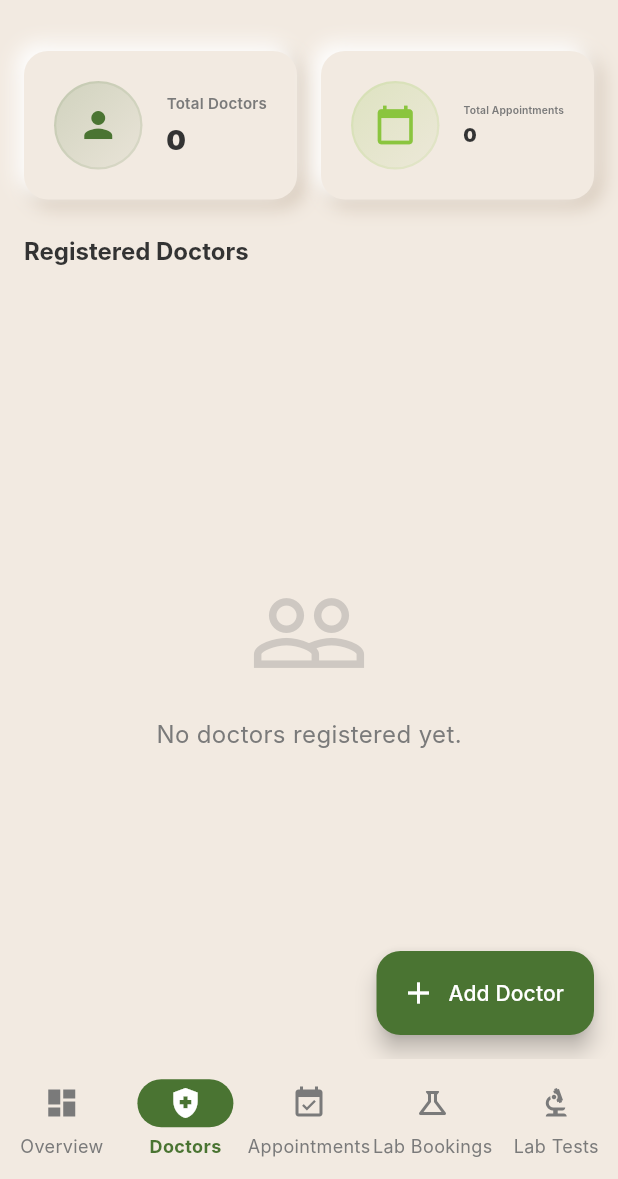
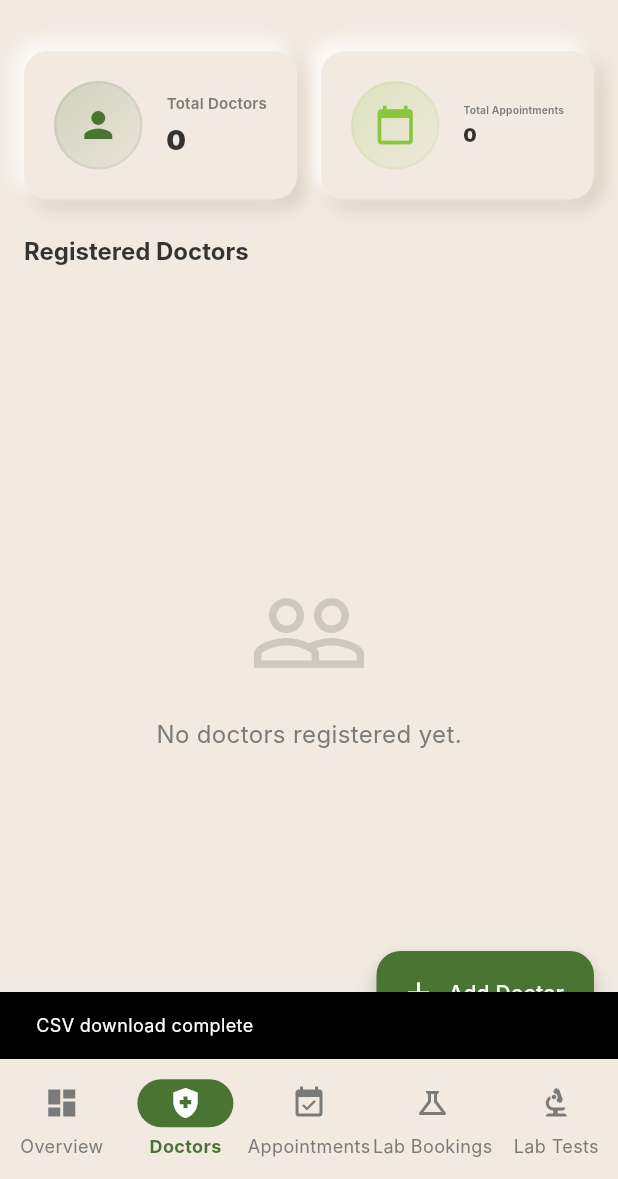
Before and after one commit to naiyo-24/Manju_Admin, a Flutter app: the DoctorBookingsScreen screen opened by its route, after a tap on the "file download" icon, on a phone screen of 412 x 824 dp, the part 57-1236 px from its top. Run offline on Flutter 3.47's test engine with Material 3 defaults, Android fonts, the light colour scheme and no system bars; our stand-ins replace csv, file_picker, flutter_riverpod, go_router, image_picker, shared_preferences; accounts and stored records are empty; Roboto replaces fonts that are missing (Inter).

Commit message:
feat: implement CSV report download functionality in doctor bookings screen and remove placeholder from dashboard

```diff
--- a/lib/screens/dashboard/dashboard_screen.dart
+++ b/lib/screens/dashboard/dashboard_screen.dart
@@ -26,16 +26,7 @@ class DashboardScreen extends StatelessWidget {
         backgroundColor: Colors.transparent,
         elevation: 0,
         foregroundColor: AppTheme.primaryGreen,
-        actions: [
-          IconButton(
-            icon: const Icon(Icons.file_download),
-            tooltip: 'Download CSV Report',
-            onPressed: () {
-              // TODO: Implement CSV download
-            },
-          ),
-          const SizedBox(width: 8),
-        ],
+
       ),
       body: SafeArea(
         child: SingleChildScrollView(
--- a/lib/screens/doctors/doctor_bookings_screen.dart
+++ b/lib/screens/doctors/doctor_bookings_screen.dart
@@ -1,3 +1,7 @@
+import 'dart:convert';
+import 'dart:typed_data';
+import 'package:csv/csv.dart';
+import 'package:file_picker/file_picker.dart';
 import 'package:flutter/material.dart';
 import 'package:flutter_riverpod/flutter_riverpod.dart';
 import '../../themes/app_theme.dart';
@@ -26,8 +30,45 @@ class DoctorBookingsScreen extends ConsumerWidget {
           IconButton(
             icon: const Icon(Icons.file_download),
             tooltip: 'Download CSV',
-            onPressed: () {
-              // TODO: Implement CSV download
+            onPressed: () async {
+              if (!doctorsAsync.hasValue) return;
+
+              final doctors = doctorsAsync.value!;
+              final List<List<dynamic>> csvData = [
+                ['ID', 'Name', 'Specialty', 'Experience', 'Fee', 'About'],
+                ...doctors.map((d) => [
+                  d.id,
+                  d.name,
+                  d.specialtyKey,
+                  d.experience,
+                  d.fee,
+                  d.about,
+                ]),
+              ];
+
+              final String csvString = Csv().encode(csvData);
+              final Uint8List bytes = utf8.encoder.convert(csvString);
+
+              try {
+                await FilePicker.saveFile(
+                  fileName: 'doctors_list.csv',
+                  bytes: bytes,
+                  type: FileType.custom,
+                  allowedExtensions: ['csv'],
+                );
+
+                if (context.mounted) {
+                  ScaffoldMessenger.of(context).showSnackBar(
+                    const SnackBar(content: Text('CSV download complete')),
+                  );
+                }
+              } catch (e) {
+                if (context.mounted) {
+                  ScaffoldMessenger.of(context).showSnackBar(
+                    SnackBar(content: Text('Error downloading CSV: $e')),
+                  );
+                }
+              }
             },
           ),
           const SizedBox(width: 8),
```
